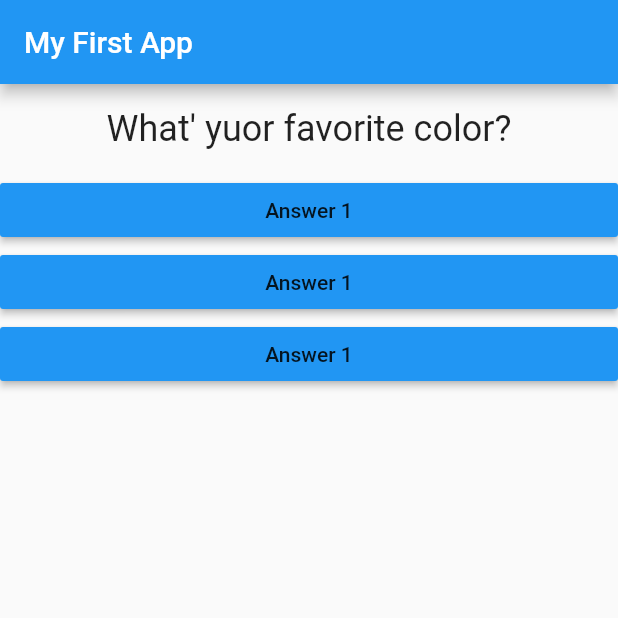
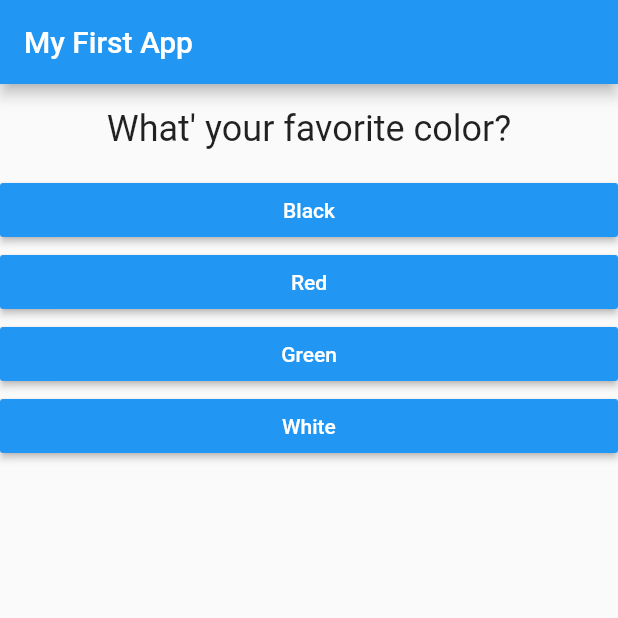
Before and after one commit to yoojh9/flutter_study, a Flutter app: the screen it shows after launch, on a phone screen of 412 x 824 dp, the top half of it. Run offline on Flutter 3.47's test engine with Material 2 defaults, Android fonts, the phone set to English and light mode, and no system bars.

```diff
--- a/lib/answer.dart
+++ b/lib/answer.dart
@@ -1,11 +1,10 @@
 import 'package:flutter/material.dart';
 
 class Answer extends StatelessWidget {
+  final Function selectHandler;
+  final String answerText;
 
-  final Function selectHandler;
-
-  Answer(this.selectHandler);
-
+  Answer(this.selectHandler, this.answerText);
 
   @override
   Widget build(BuildContext context) {
@@ -13,7 +12,8 @@ class Answer extends StatelessWidget {
       width: double.infinity,
       child: RaisedButton(
         color: Colors.blue,
-        child: Text('Answer 1'),
+        textColor: Colors.white,
+        child: Text(answerText),
         onPressed: selectHandler,
       ),
     );
--- a/lib/main.dart
+++ b/lib/main.dart
@@ -1,6 +1,7 @@
 import 'package:flutter/material.dart';
-import './question.dart';
-import './answer.dart';
+import 'package:flutter_complete_guide/result.dart';
+import './quiz.dart';
+import './result.dart';
 
 void main() => runApp(MyApp());
 
@@ -12,28 +13,53 @@ class MyApp extends StatefulWidget {
 }
 
 class _MyAppState extends State<MyApp> {
+  // Map
+  // const: compile time constant
+  // static const, final questions = const[]
+  final _questions = const [
+    {
+      'questionText': 'What\' your favorite color?',
+      'answers': ['Black', 'Red', 'Green', 'White'],
+    },
+    {
+      'questionText': 'What\'s your favorite animal?',
+      'answers': ['Rabbit', 'Snake', 'Elephant', 'Lion'],
+    },
+    {
+      'questionText': 'Who\'s your favorite instructor',
+      'answers': ['Max', 'Max', 'Max', 'Max'],
+    },
+  ];
+
   var _questionIndex = 0;
 
-  void _answerQuestion(){
+  void _answerQuestion() {
+    var aBool = true;
+
     setState(() {
       _questionIndex = _questionIndex + 1;
     });
     print(_questionIndex);
+
+    if (_questionIndex < _questions.length) {
+      print("We have more questions!");
+    } else {
+      print("No more questions!");
+    }
   }
 
   @override
   Widget build(BuildContext context) {
-    var questions = ['What\' yuor favorite color?', 'What\'s your favorite animal?'];
-
-    return MaterialApp(home:Scaffold(
-      appBar: AppBar(title: Text('My First App'), ),
-      body: Column(children: [
-        Question(questions[_questionIndex]),
-        Answer(_answerQuestion),
-        Answer(_answerQuestion),
-        Answer(_answerQuestion),
-
-      ],),
-    )); // basic page design
+    return MaterialApp(
+        home: Scaffold(
+            appBar: AppBar(
+              title: Text('My First App'),
+            ),
+            body: (_questionIndex < _questions.length)
+                ? Quiz(
+                    questions: _questions,
+                    answerQuestion: _answerQuestion,
+                    questionIndex: _questionIndex)
+                : Result())); // basic page design
   }
 }
--- a/lib/question.dart
+++ b/lib/question.dart
@@ -1,7 +1,8 @@
 import 'package:flutter/material.dart';
 
 class Question extends StatelessWidget {
-  final String questionText;
+  final String
+      questionText; // final: runtime constant value. depends on instance
 
   Question(this.questionText);
 
@@ -9,7 +10,7 @@ class Question extends StatelessWidget {
   Widget build(BuildContext context) {
     return Container(
       width: double.infinity,
-      margin:EdgeInsets.all(16),
+      margin: EdgeInsets.all(16),
       child: Text(
         questionText,
         style: TextStyle(fontSize: 24),
--- /dev/null
+++ b/lib/quiz.dart
@@ -0,0 +1,26 @@
+import 'package:flutter/material.dart';
+import './question.dart';
+import './answer.dart';
+
+class Quiz extends StatelessWidget {
+  final List<Map<String, Object>> questions;
+  final int questionIndex;
+  final Function answerQuestion;
+
+  Quiz(
+      {@required this.questions,
+      @required this.answerQuestion,
+      @required this.questionIndex});
+
+  @override
+  Widget build(BuildContext context) {
+    return Column(
+      children: [
+        Question(questions[questionIndex]['questionText']),
+        ...(questions[questionIndex]['answers'] as List<String>).map((answer) {
+          return Answer(answerQuestion, answer);
+        }).toList()
+      ],
+    );
+  }
+}
--- /dev/null
+++ b/lib/result.dart
@@ -0,0 +1,10 @@
+import 'package:flutter/material.dart';
+
+class Result extends StatelessWidget {
+  @override
+  Widget build(BuildContext context) {
+    return Center(
+      child: Text('You did it!'),
+    );
+  }
+}
```
Also changed, not shown: pubspec.lock, 2 other files.
